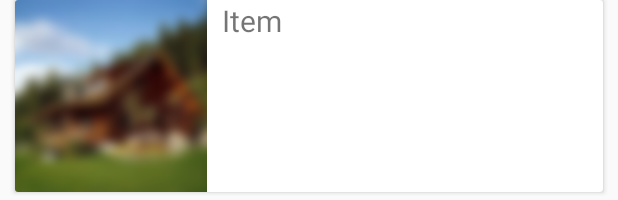
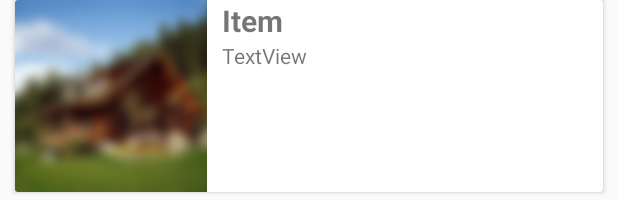
Before and after one commit to vvaquerizo/keyless, an Android app: the layout door_card_layout.xml on its own in the app's theme, with its tools: preview values and no code run, on a phone screen of 412 x 824 dp. Shown: the top 200 px of the screen. Run offline under Robolectric (Android 15) with nearby library versions, the phone set to English and light mode, and no system bars.

Commit message:
Se almacenan las imágenes en la DB

```diff
--- a/app/src/main/java/es/upm/vvaquerizo/keyless/DoorData.java
+++ b/app/src/main/java/es/upm/vvaquerizo/keyless/DoorData.java
@@ -1,11 +1,15 @@
 package es.upm.vvaquerizo.keyless;
+
+import android.graphics.Bitmap;
 
 public class DoorData {
     public String name;
     public String address;
+    public byte[] image;
 
-    public DoorData(String name, String address) {
+    public DoorData(String name, String address, byte[] image) {
         this.name = name;
         this.address = address;
+        this.image = image;
     }
 }
--- a/app/src/main/java/es/upm/vvaquerizo/keyless/DoorListActivity.java
+++ b/app/src/main/java/es/upm/vvaquerizo/keyless/DoorListActivity.java
@@ -32,7 +32,8 @@ public class DoorListActivity extends AppCompatActivity {
         while (cursor.isAfterLast() == false)
         {
             doors.add(new DoorData(cursor.getString(cursor.getColumnIndex("name"))
-                                    ,cursor.getString(cursor.getColumnIndex("address"))));
+                                    ,cursor.getString(cursor.getColumnIndex("address"))
+                                    ,cursor.getBlob(cursor.getColumnIndex("image"))));
             cursor.moveToNext();
         }
 
--- a/app/src/main/res/layout/door_card_layout.xml
+++ b/app/src/main/res/layout/door_card_layout.xml
@@ -15,7 +15,7 @@
         android:scaleType="centerCrop">
 
         <ImageView
-            android:id="@+id/imageView2"
+            android:id="@+id/door_image"
             android:layout_width="128dp"
             android:layout_height="128dp"
             app:srcCompat="@drawable/login_background"
@@ -28,11 +28,18 @@
             android:orientation="vertical">
 
             <TextView
-                android:id="@+id/item_row_text"
+                android:id="@+id/door_name_text"
                 android:layout_width="wrap_content"
                 android:layout_height="wrap_content"
                 android:text="Item"
-                android:textSize="20sp" />
+                android:textSize="20sp"
+                android:textStyle="bold" />
+
+            <TextView
+                android:id="@+id/door_address_text"
+                android:layout_width="match_parent"
+                android:layout_height="wrap_content"
+                android:text="TextView" />
         </LinearLayout>
 
     </LinearLayout>
```
Also changed, not shown: app/src/main/java/es/upm/vvaquerizo/keyless/MyRecyclerAdapter.java (+18 -4 lines), app/src/main/java/es/upm/vvaquerizo/keyless/MySQLiteOpenHelper.java (+43 -3 lines), app/src/main/res/drawable/imagen_piso_1.jpg (added), app/src/main/res/drawable/imagen_piso_2.jpg (added).
